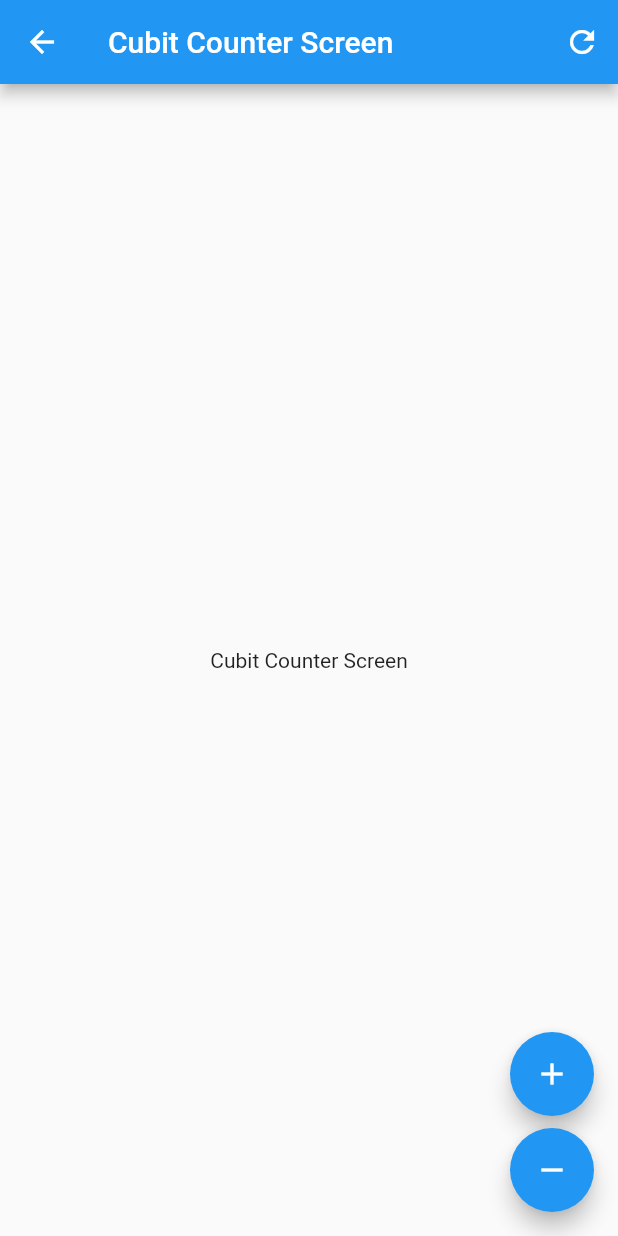
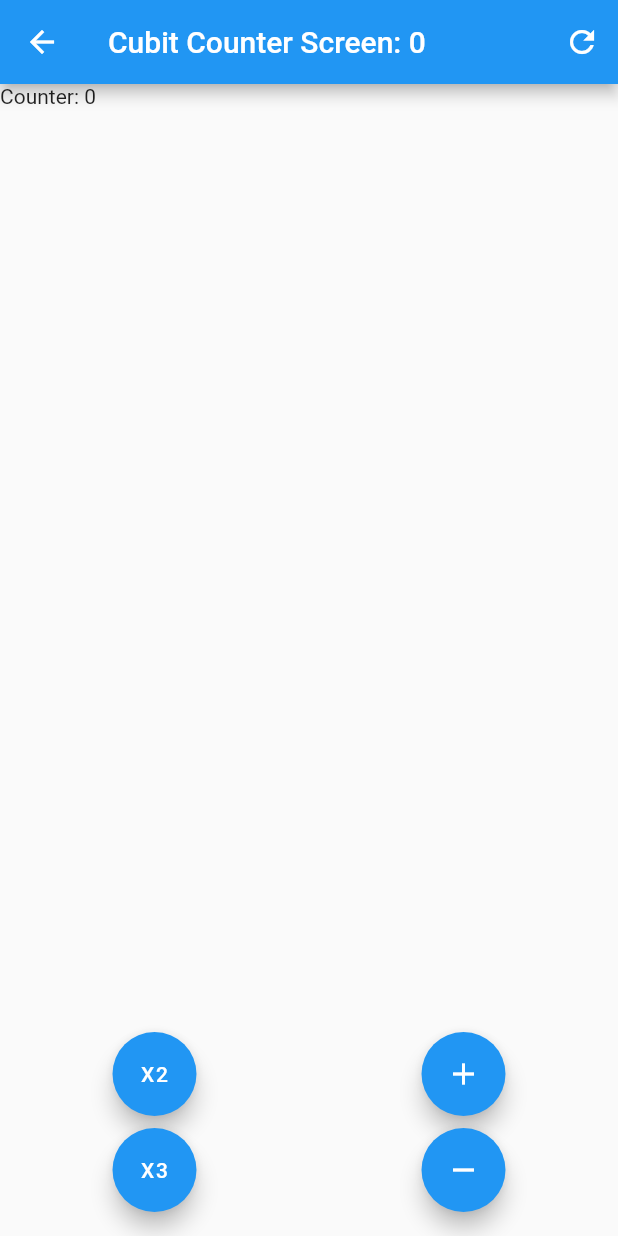
Before and after one commit to JalzDeLezZ/Flutter-Cubits-FlutterBloc-Forms, a Flutter app: the screen it shows after launch, after a tap on "Cubit", on a phone screen of 412 x 824 dp. Run offline on Flutter 3.47's test engine with Material 2 defaults, Android fonts, the phone set to English and light mode, and no system bars; our stand-ins replace flutter_bloc, go_router.

Commit message:
[imp] Consume Methods

```diff
--- /dev/null
+++ b/lib/presentation/blocs/counter_cubit/counter_state.dart
@@ -0,0 +1,14 @@
+part of 'counter_cubit.dart';
+
+class CounterState {
+  final int counter;
+  final int transactionCount;
+
+  CounterState({this.counter = 0, this.transactionCount = 0});
+
+  copyWith({int? counter, int? transactionCount}) {
+    return CounterState(
+        counter: counter ?? this.counter,
+        transactionCount: transactionCount ?? this.transactionCount);
+  }
+}
--- a/lib/presentation/screens/cubit_counter_screen.dart
+++ b/lib/presentation/screens/cubit_counter_screen.dart
@@ -1,33 +1,89 @@
+import 'package:fbloc_cubits_forms/presentation/blocs/counter_cubit/counter_cubit.dart';
 import 'package:flutter/material.dart';
+import 'package:flutter_bloc/flutter_bloc.dart';
 
 class CubitCounterScreen extends StatelessWidget {
   const CubitCounterScreen({super.key});
 
   @override
   Widget build(BuildContext context) {
+    return BlocProvider(
+      create: (_) => CounterCubit(),
+      child: const _CubitCounterView(),
+    );
+  }
+}
+
+class _CubitCounterView extends StatelessWidget {
+  const _CubitCounterView();
+
+  @override
+  Widget build(BuildContext context) {
+    final counterState = context.watch<CounterCubit>().state;
     return Scaffold(
       appBar: AppBar(
-        title: const Text('Cubit Counter Screen'),
+        title: Text('Cubit Counter Screen: ${counterState.transactionCount}'),
         actions: [
-          IconButton(onPressed: () {}, icon: const Icon(Icons.refresh))
+          IconButton(
+              onPressed: () {
+                context.read<CounterCubit>().reset();
+              },
+              icon: const Icon(Icons.refresh))
         ],
       ),
-      body: const Center(
-        child: Text('Cubit Counter Screen'),
+      body: BlocBuilder<CounterCubit, CounterState>(
+        // buildWhen: (previous, current) => previous.counter != current.counter,
+        builder: (context, state) {
+          return Text('Counter: ${state.counter}');
+        },
       ),
-      floatingActionButton: Column(
+      floatingActionButtonLocation: FloatingActionButtonLocation.centerFloat,
+      floatingActionButton: Row(
+        mainAxisSize: MainAxisSize.max,
+        mainAxisAlignment: MainAxisAlignment.spaceAround,
+        children: [
+          Column(
+            mainAxisSize: MainAxisSize.min,
             mainAxisAlignment: MainAxisAlignment.end,
             children: [
               FloatingActionButton(
+                heroTag: 'a',
+                onPressed: () {
+                  context.read<CounterCubit>().multiplicationBy(2);
+                },
+                child: const Text('X2'),
+              ),
+              const SizedBox(height: 8),
+              FloatingActionButton(
+                heroTag: 'b',
+                onPressed: () {
+                  context.read<CounterCubit>().multiplicationBy(3);
+                },
+                child: const Text('X3'),
+              ),
+            ],
+          ),
+          // const Spacer(),
+          Column(
+            mainAxisAlignment: MainAxisAlignment.end,
+            mainAxisSize: MainAxisSize.min,
+            children: [
+              FloatingActionButton(
                 heroTag: '1',
-            onPressed: () {},
+                onPressed: () {
+                  context.read<CounterCubit>().increase();
+                },
                 child: const Icon(Icons.add),
               ),
               const SizedBox(height: 8),
               FloatingActionButton(
                 heroTag: '2',
-            onPressed: () {},
+                onPressed: () {
+                  context.read<CounterCubit>().decrease();
+                },
                 child: const Icon(Icons.remove),
+              ),
+            ],
           ),
         ],
       ),
--- a/pubspec.yaml
+++ b/pubspec.yaml
@@ -9,6 +9,7 @@ environment:
 dependencies:
   flutter:
     sdk: flutter
+  flutter_bloc: ^8.1.3
   go_router: ^10.0.0
 
 dev_dependencies:
```
Also changed, not shown: lib/presentation/blocs/counter_cubit/counter_cubit.dart (added, +30 -0 lines), pubspec.lock, 1 other file. Lines whose indentation alone changed are shown as unchanged.
